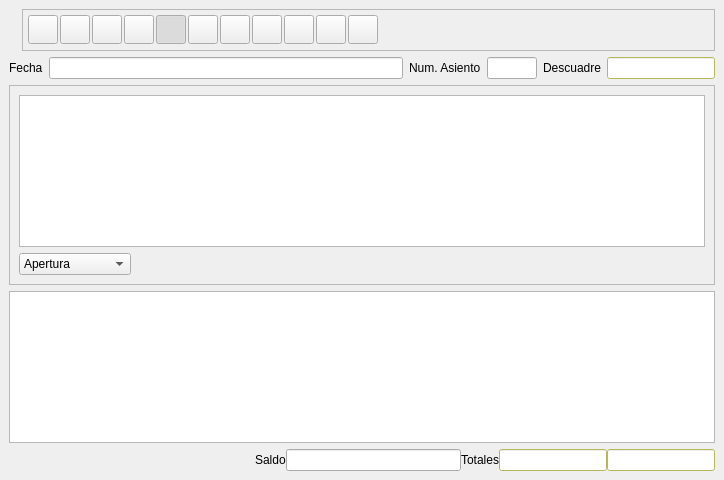
Before: the Qt Designer form bulmages/bulmacont/src/contabilidad/asientobase.ui in eboladev/Bulmages-1, drawn with Qt 5.
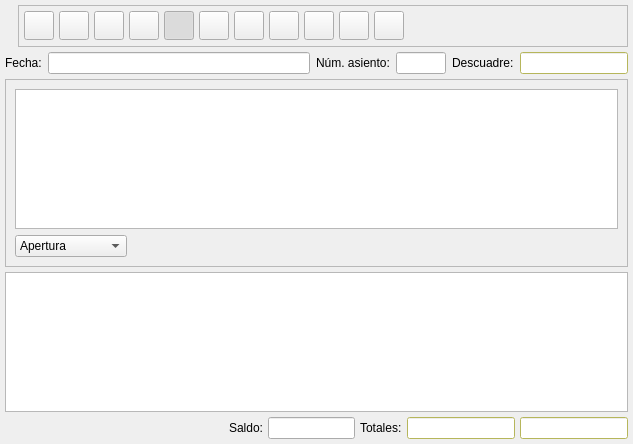
After: the same form once the commit is applied. Icons and pictures are not drawn. Custom widgets are drawn as their Qt base class.

What changed in the file:
```diff
--- a/bulmages/bulmacont/src/contabilidad/asientobase.ui
+++ b/bulmages/bulmacont/src/contabilidad/asientobase.ui
@@ -6,8 +6,8 @@
    <rect>
     <x>0</x>
     <y>0</y>
-    <width>724</width>
-    <height>480</height>
+    <width>633</width>
+    <height>444</height>
    </rect>
   </property>
   <property name="windowTitle" >
@@ -18,10 +18,10 @@
   </property>
   <layout class="QVBoxLayout" >
    <property name="margin" >
-    <number>9</number>
+    <number>5</number>
    </property>
    <property name="spacing" >
-    <number>6</number>
+    <number>5</number>
    </property>
    <item>
     <layout class="QHBoxLayout" >
@@ -82,7 +82,7 @@
          <number>5</number>
         </property>
         <property name="spacing" >
-         <number>2</number>
+         <number>5</number>
         </property>
         <item>
          <widget class="QToolButton" name="mui_abrirasiento" >
@@ -460,7 +460,7 @@
        <item>
         <widget class="QLabel" name="TextLabel2" >
          <property name="text" >
-          <string>Fecha</string>
+          <string>Fecha:</string>
          </property>
         </widget>
        </item>
@@ -480,7 +480,7 @@
        <item>
         <widget class="QLabel" name="TextLabel1" >
          <property name="text" >
-          <string>Num. Asiento</string>
+          <string>Núm. asiento:</string>
          </property>
         </widget>
        </item>
@@ -515,7 +515,7 @@
        <item>
         <widget class="QLabel" name="TextLabel1_3" >
          <property name="text" >
-          <string>Descuadre</string>
+          <string>Descuadre:</string>
          </property>
         </widget>
        </item>
@@ -1099,7 +1099,7 @@
       <number>0</number>
      </property>
      <property name="spacing" >
-      <number>0</number>
+      <number>5</number>
      </property>
      <item>
       <layout class="QHBoxLayout" >
@@ -1130,7 +1130,7 @@
      <item>
       <widget class="QLabel" name="textLabel1" >
        <property name="text" >
-        <string>Saldo</string>
+        <string>Saldo:</string>
        </property>
       </widget>
      </item>
@@ -1165,7 +1165,7 @@
      <item>
       <widget class="QLabel" name="TextLabel1_2" >
        <property name="text" >
-        <string>Totales</string>
+        <string>Totales:</string>
        </property>
       </widget>
      </item>
```
Left out of the diff: 48 changed lines with no effect on the pictures.
